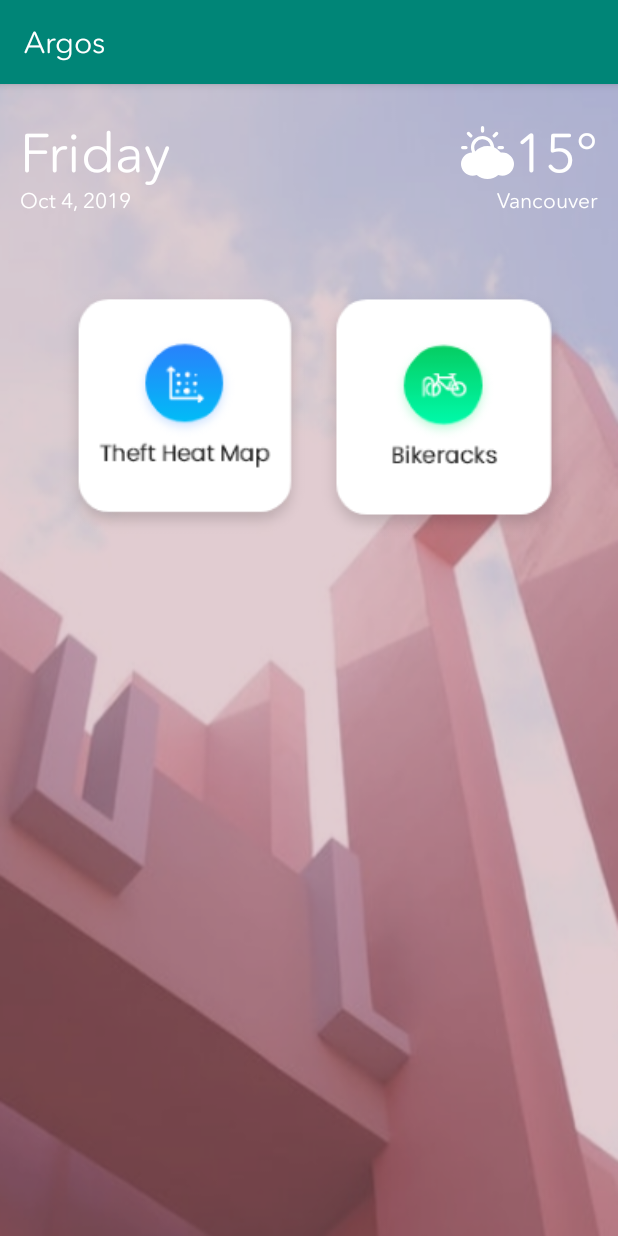
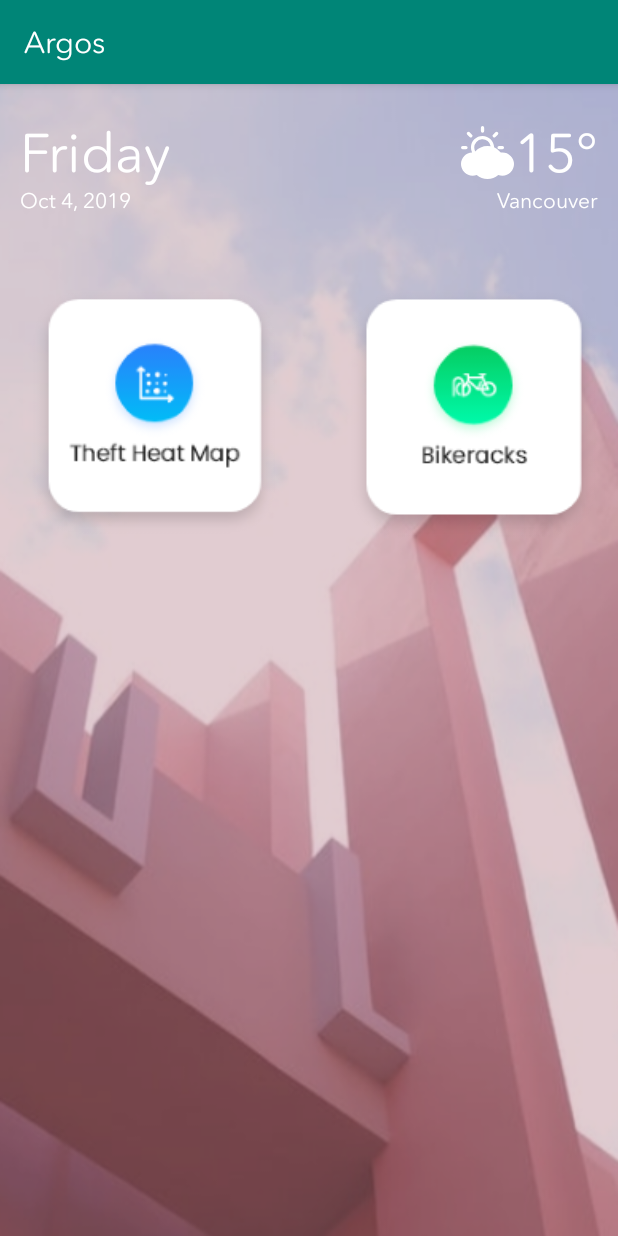
Before and after one commit to Lng123/Argos, an Android app: the screen it shows after launch (MainActivity), on a phone screen of 412 x 824 dp. Run offline under Robolectric (Android 15) with nearby library versions, the phone set to English and light mode, and no system bars.

Commit message:
Changed margin issue for square button in main menu

```diff
--- a/app/src/main/res/layout/activity_main.xml
+++ b/app/src/main/res/layout/activity_main.xml
@@ -13,9 +13,9 @@
             android:orientation="horizontal"
             android:layout_width="match_parent"
             android:layout_height="wrap_content"
-            android:layout_marginTop="23dp"
             android:layout_marginStart="13dp"
             android:layout_marginEnd="13dp"
+            android:layout_marginTop="23dp"
             android:gravity="center_vertical">
 
 
@@ -80,8 +80,8 @@
         <RelativeLayout
             android:layout_width="match_parent"
             android:layout_height="403dp"
-            android:layout_marginStart="33dp"
-            android:layout_marginEnd="33dp"
+            android:layout_marginStart="13dp"
+            android:layout_marginEnd="13dp"
             android:orientation="horizontal">
 
                 <ImageButton
@@ -89,11 +89,13 @@
                     style="@style/SquareButton"
                     android:layout_width="180dp"
                     android:layout_height="171dp"
+                    android:layout_marginEnd="16dp"
                     android:layout_alignParentStart="true"
                     android:background="#00FFFFFF"
                     android:contentDescription="@string/btnHeatMap"
                     android:scaleType="fitCenter"
                     android:text="@string/btnBikeRacks"
+                    android:layout_gravity="center"
                     app:srcCompat="@mipmap/ic_theft_heat_map_foreground"
                     android:onClick="onMapClick"/>
 
@@ -102,11 +104,13 @@
                     style="@style/SquareButton"
                     android:layout_width="165dp"
                     android:layout_height="173dp"
+                    android:layout_marginStart="16dp"
                     android:layout_alignParentEnd="true"
                     android:background="#00FFFFFF"
                     android:contentDescription="@string/btnBikeRacks"
                     android:scaleType="centerCrop"
                     android:text="@string/btnBikeRacks"
+                    android:layout_gravity="center"
                     app:srcCompat="@mipmap/ic_bike_racks_foreground" />
         </RelativeLayout>
 
```
